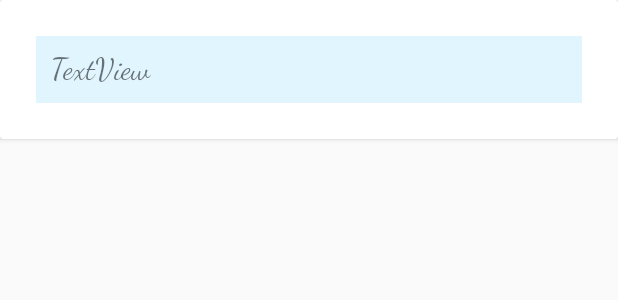
After one commit to NessCollege2017/FirebaseDatabase, an Android app: the layout chat_item.xml on its own in the app's theme, with its tools: preview values and no code run, on a phone screen of 412 x 824 dp. The commit adds this screen. Shown: the top 300 px of the screen. Run offline under Robolectric (Android 15) with nearby library versions, the phone set to English and light mode, and no system bars.

Commit message:
Chat Adapter

```diff
--- a/app/build.gradle
+++ b/app/build.gradle
@@ -28,11 +28,12 @@ dependencies {
 
     compile 'com.android.support:appcompat-v7:25.0.1'
     compile 'com.android.support:design:25.0.1'
-
     compile 'com.firebaseui:firebase-ui-database:1.0.1'
     compile 'com.firebaseui:firebase-ui-auth:1.0.1'
     compile 'com.facebook.android:facebook-android-sdk:4.22.1'
     compile 'com.android.support:support-v4:25.0.1'
+
+
 
     compile 'com.jakewharton:butterknife:8.4.0'
     annotationProcessor 'com.jakewharton:butterknife-compiler:8.4.0'
--- /dev/null
+++ b/app/src/main/res/layout/chat_item.xml
@@ -0,0 +1,32 @@
+<?xml version="1.0" encoding="utf-8"?>
+<android.support.v7.widget.CardView xmlns:android="http://schemas.android.com/apk/res/android"
+    xmlns:app="http://schemas.android.com/apk/res-auto"
+    xmlns:tools="http://schemas.android.com/tools"
+    android:layout_marginBottom="6dp"
+    android:layout_width="match_parent"
+    android:layout_height="wrap_content">
+
+    <android.support.constraint.ConstraintLayout
+        android:layout_width="match_parent"
+        android:padding="16dp"
+        android:layout_height="wrap_content">
+
+        <TextView
+            android:id="@+id/tvChat"
+            android:layout_width="0dp"
+            android:layout_height="wrap_content"
+            android:textSize="20sp"
+            android:fontFamily="cursive"
+            android:background="#e1f5fe"
+            android:padding="10dp"
+            android:text="TextView"
+            android:layout_marginRight="8dp"
+            app:layout_constraintRight_toRightOf="parent"
+            android:layout_marginLeft="8dp"
+            app:layout_constraintLeft_toLeftOf="parent"
+            app:layout_constraintTop_toTopOf="parent"
+            android:layout_marginTop="8dp"
+            app:layout_constraintBottom_toBottomOf="parent"
+            android:layout_marginBottom="8dp" />
+    </android.support.constraint.ConstraintLayout>
+</android.support.v7.widget.CardView>
```
Also changed, not shown: app/src/main/java/ness/edu/firebasedatabase/WhatsappFragment.java (+109 -3 lines).
